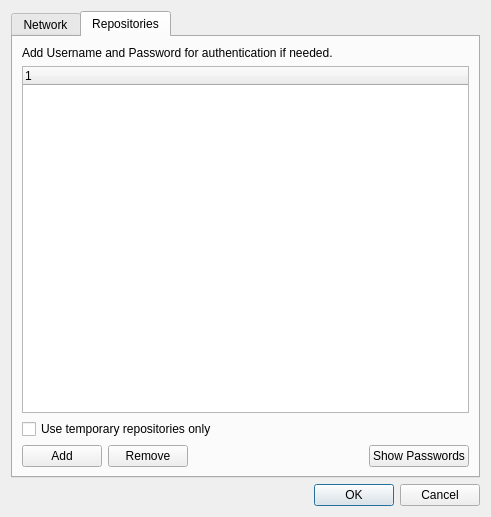
First picture: the form in installerbuilder/installerbase/settingsdialog.ui, repository qtproject/installer-framework, before the edit.
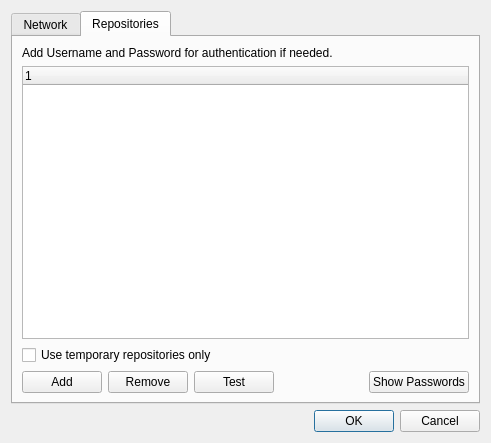
Second picture: the form after the edit. The open tabs and pages were chosen to show the change.

Commit message:
Implement testing single repositories.
Supersedes:
- http://codereview.qt-project.org/#change,14385
- http://codereview.qt-project.org/#change,14387

```diff
--- a/installerbuilder/installerbase/settingsdialog.ui
+++ b/installerbuilder/installerbase/settingsdialog.ui
@@ -7,7 +7,7 @@
     <x>0</x>
     <y>0</y>
     <width>491</width>
-    <height>517</height>
+    <height>443</height>
    </rect>
   </property>
   <property name="windowTitle">
@@ -364,6 +364,13 @@
            </property>
           </widget>
          </item>
+         <item>
+          <widget class="QPushButton" name="m_testRepository">
+           <property name="text">
+            <string>Test</string>
+           </property>
+          </widget>
+         </item>
          <item>
           <spacer name="horizontalSpacer">
            <property name="orientation">
```
The commit also changes 2 other files.
